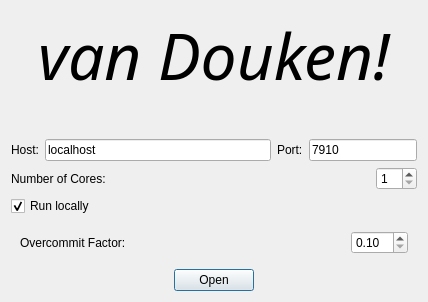
This is src/ui/startdialog.ui in vanDouken/vanDouken as Qt 5 draws it before an edit. The edited form follows.
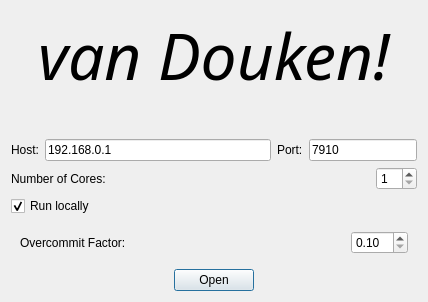
This is the edited form.

What changed in the file:
```diff
--- a/src/ui/startdialog.ui
+++ b/src/ui/startdialog.ui
@@ -56,7 +56,7 @@
      <item>
       <widget class="QLineEdit" name="host">
        <property name="text">
-        <string>localhost</string>
+        <string>192.168.0.1</string>
        </property>
       </widget>
      </item>
```
